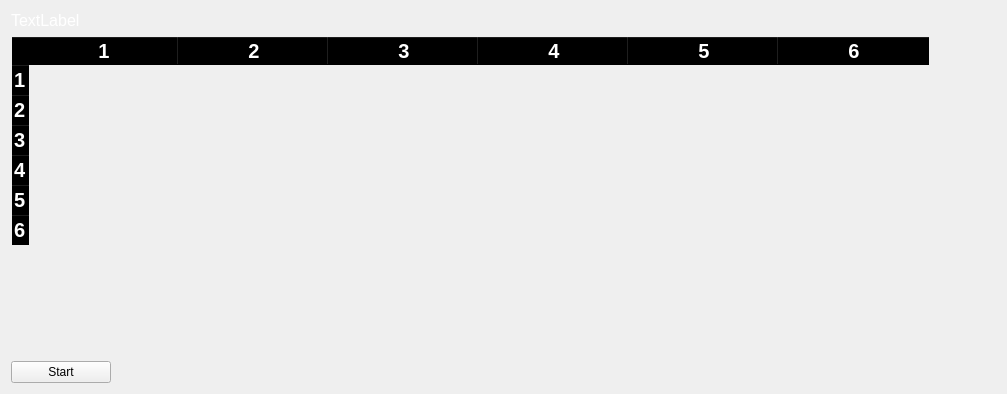
Before: the Qt Designer form telemetry.ui in joblobob/irsdk_pag, drawn with Qt 5.
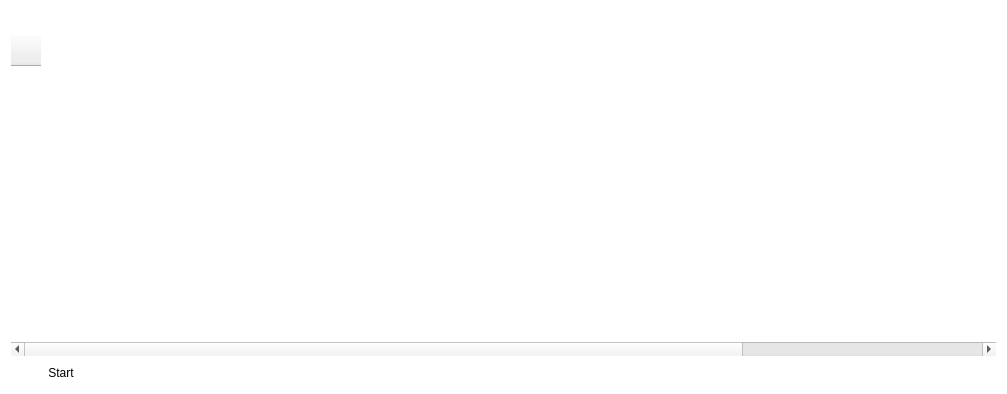
After: the same form once the commit is applied.

The edit to the form file:
```diff
--- a/telemetry.ui
+++ b/telemetry.ui
@@ -14,35 +14,27 @@
    <string>Telemetry</string>
   </property>
   <property name="styleSheet">
-   <string notr="true"/>
+   <string notr="true">QMainWindow{border:0px solid white; background-color: rgba(0,0,0,0);}</string>
   </property>
   <widget class="QWidget" name="centralWidget">
    <layout class="QGridLayout" name="gridLayout">
-    <item row="2" column="0">
-     <widget class="QPushButton" name="m_btnStart">
-      <property name="maximumSize">
-       <size>
-        <width>100</width>
-        <height>16777215</height>
-       </size>
-      </property>
-      <property name="text">
-       <string>Start</string>
-      </property>
-     </widget>
-    </item>
     <item row="1" column="0">
      <widget class="QTableWidget" name="m_tblTimes">
       <property name="font">
        <font>
-        <pointsize>15</pointsize>
+        <pointsize>14</pointsize>
         <weight>75</weight>
         <bold>true</bold>
        </font>
       </property>
       <property name="styleSheet">
-       <string notr="true">background-color: rgb(0, 0, 0, 0);
-color: white;</string>
+       <string notr="true">QTableWidget{background-color: rgba(0, 0, 0, 0);
+border:0px solid white;
+color: white;}
+
+QTableCornerButton::section {border: 0px solid white; background: rbga(0,0,0,0);}
+
+QHeaderView, QHeaderView::section {color: white; background-color: rgba(0,0,0,0); font-weight: bold; font-size: 14px; height: 30; width: 30; border:0px solid white;}</string>
       </property>
       <property name="sizeAdjustPolicy">
        <enum>QAbstractScrollArea::AdjustToContents</enum>
@@ -59,11 +51,14 @@
       <property name="sortingEnabled">
        <bool>true</bool>
       </property>
+      <property name="cornerButtonEnabled">
+       <bool>false</bool>
+      </property>
       <property name="rowCount">
        <number>6</number>
       </property>
       <property name="columnCount">
-       <number>6</number>
+       <number>8</number>
       </property>
       <attribute name="horizontalHeaderVisible">
        <bool>true</bool>
@@ -86,6 +81,8 @@
       <column/>
       <column/>
       <column/>
+      <column/>
+      <column/>
      </widget>
     </item>
     <item row="0" column="0">
@@ -107,6 +104,33 @@
       </property>
      </widget>
     </item>
+    <item row="2" column="0">
+     <widget class="QToolButton" name="m_btnStart">
+      <property name="minimumSize">
+       <size>
+        <width>0</width>
+        <height>0</height>
+       </size>
+      </property>
+      <property name="maximumSize">
+       <size>
+        <width>100</width>
+        <height>16777215</height>
+       </size>
+      </property>
+      <property name="font">
+       <font>
+        <family>Arial</family>
+       </font>
+      </property>
+      <property name="text">
+       <string>Start</string>
+      </property>
+      <property name="autoRaise">
+       <bool>true</bool>
+      </property>
+     </widget>
+    </item>
    </layout>
   </widget>
  </widget>
```
